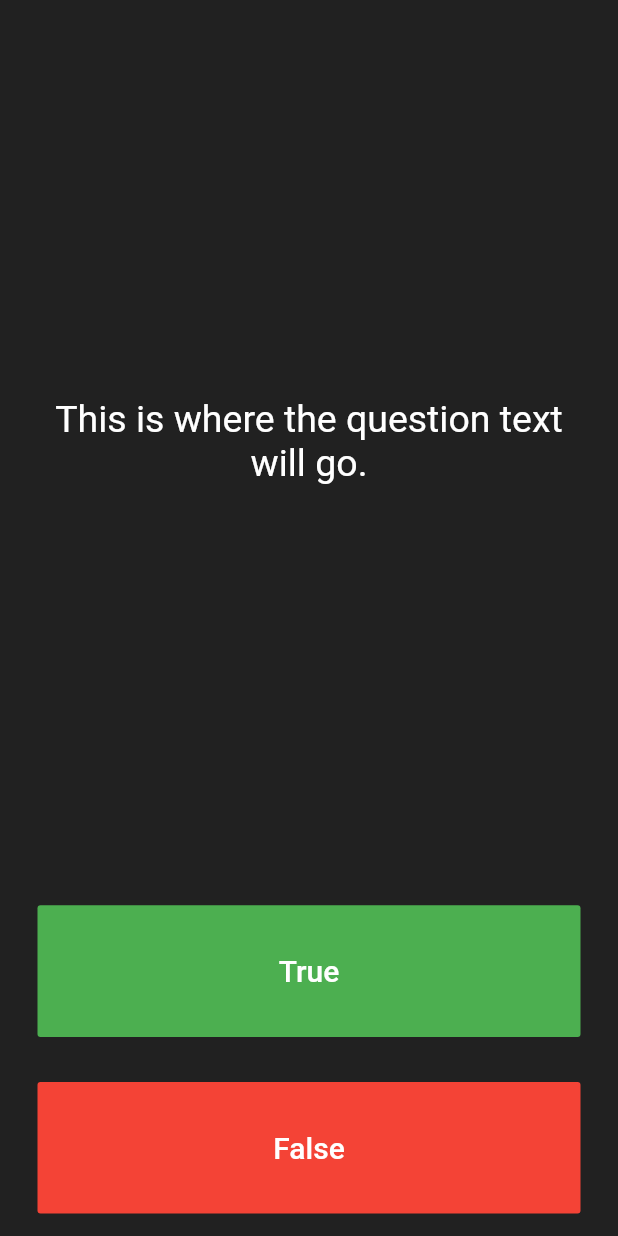
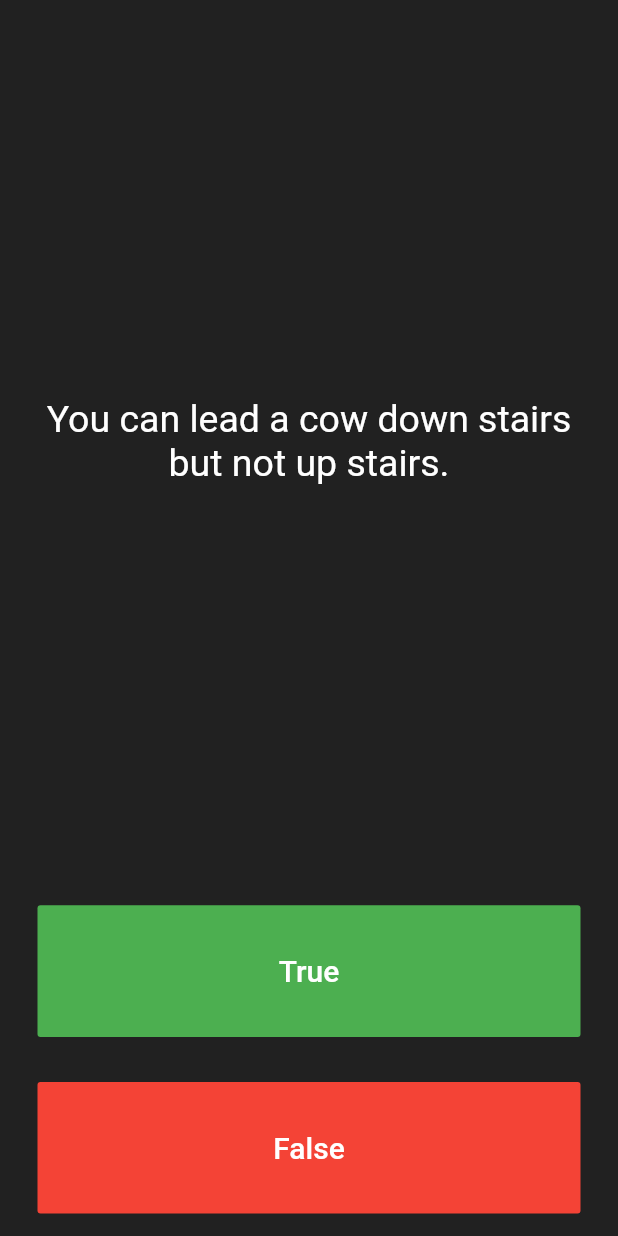
Before and after one commit to Oyekunle-Mark/rango_quizzer, a Flutter app: the screen it shows after launch, on a phone screen of 412 x 824 dp. Run offline on Flutter 3.47's test engine with Material 2 defaults, Android fonts, the phone set to English and light mode, and no system bars.

Commit message:
The questions is rendered

```diff
--- a/lib/main.dart
+++ b/lib/main.dart
@@ -31,6 +31,7 @@ class _QuizPageState extends State<QuizPage> {
     'Approximately one quarter of human bones are in the feet.',
     'A slug\'s blood is green.',
   ];
+  int questionNumber = 0;
 
   @override
   Widget build(BuildContext context) {
@@ -44,7 +45,7 @@ class _QuizPageState extends State<QuizPage> {
             padding: EdgeInsets.all(10.0),
             child: Center(
               child: Text(
-                'This is where the question text will go.',
+                questions[questionNumber],
                 textAlign: TextAlign.center,
                 style: TextStyle(
                   fontSize: 25.0,
```
